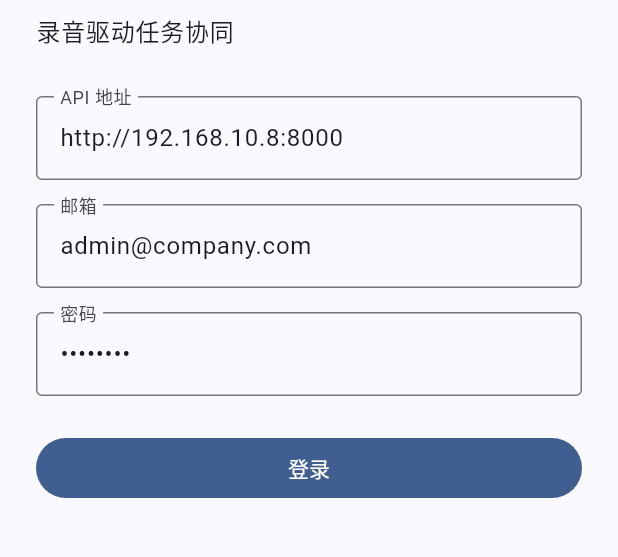
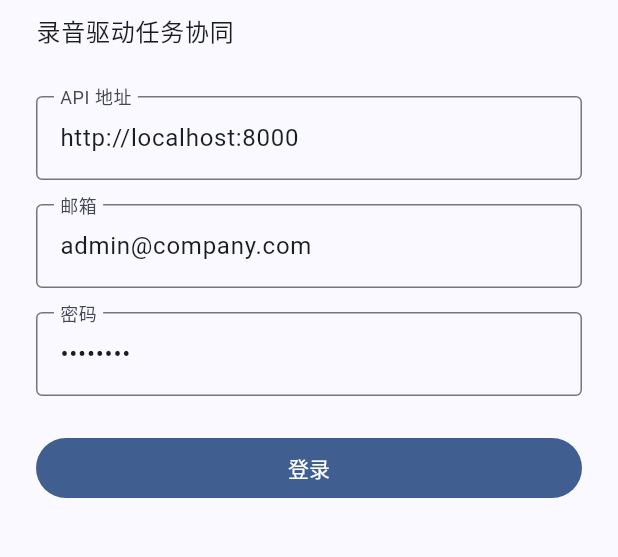
Before and after one commit to huau-ss/TaskFlow, a Flutter app: the screen it shows after launch, on a phone screen of 412 x 824 dp, the part 168-725 px from its top. Run offline on Flutter 3.47's test engine with Material 3 defaults, Android fonts, the phone set to English and light mode, and no system bars; our stand-ins replace dio, file_picker, permission_handler, shared_preferences, sqflite; missing offline and left inert: record; accounts and stored records are empty.

Commit message:
fix: 默认 API 地址改为 localhost:8000，配合 adb reverse 使用
Co-Authored-By: Claude <noreply@anthropic.com>

```diff
--- a/mobile/lib/screens/login_screen.dart
+++ b/mobile/lib/screens/login_screen.dart
@@ -21,7 +21,7 @@ class LoginScreen extends StatefulWidget {
 class _LoginScreenState extends State<LoginScreen> {
   final _emailCtrl = TextEditingController(text: 'admin@company.com');
   final _passwordCtrl = TextEditingController(text: 'admin123');
-  final _urlCtrl = TextEditingController(text: 'http://192.168.10.8:8000');
+  final _urlCtrl = TextEditingController(text: 'http://localhost:8000');
   bool _loading = false;
   String? _error;
 
```
